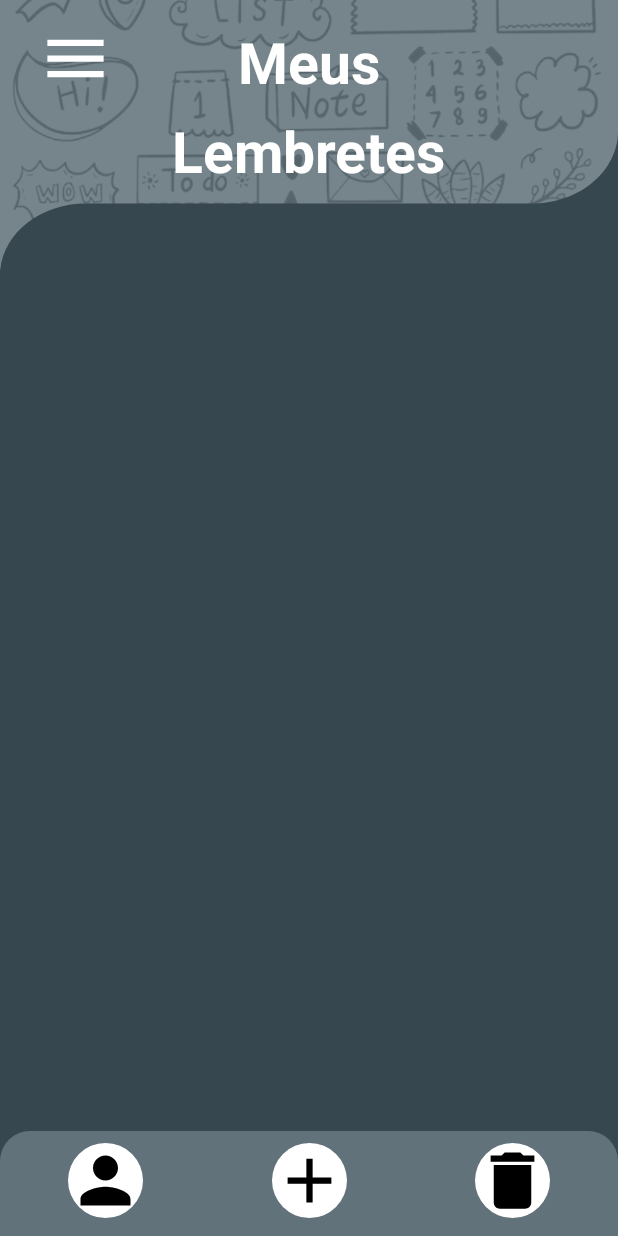
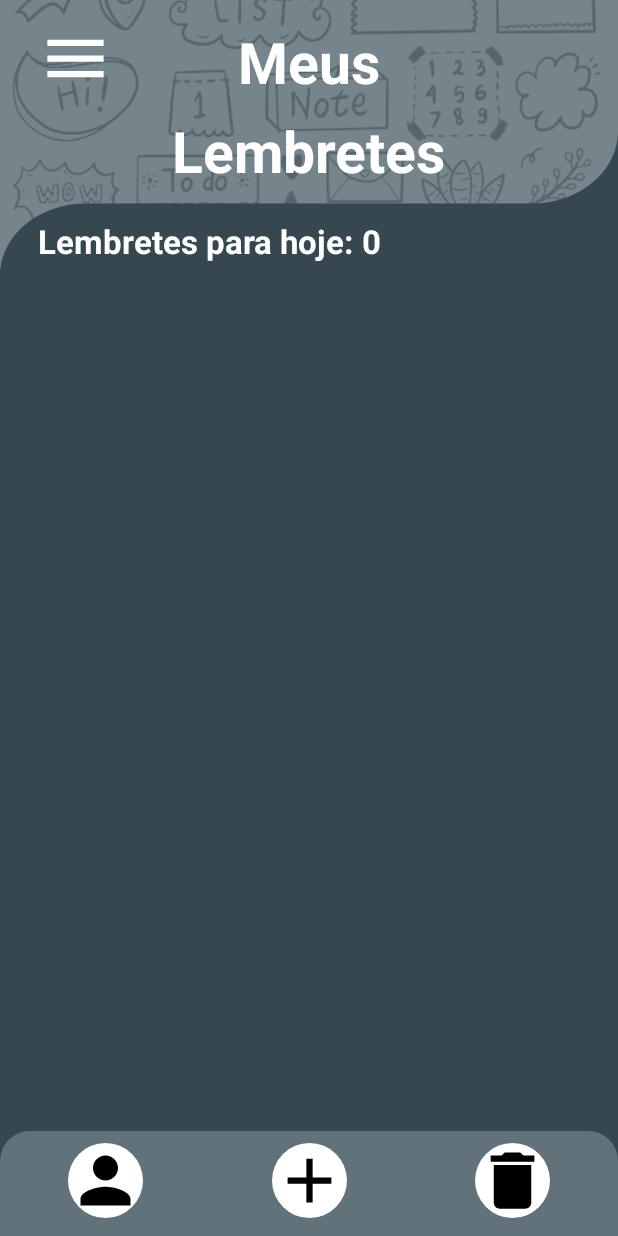
Before and after one commit to walter-retzer/bancoDadosRoom, an Android app: the screen it shows after launch (ListaBD), on a phone screen of 412 x 824 dp. Run offline under Robolectric (Android 15) with nearby library versions, the phone set to English and light mode, and no system bars; our stand-ins replace Room's generated code.

Commit message:
Inclusão da função filtro countItem(data) para verificar quantos lembretes existem com a mesma data

```diff
--- a/app/src/main/java/com/wdretzer/bancodadosroom/bd/AppRoomDao.kt
+++ b/app/src/main/java/com/wdretzer/bancodadosroom/bd/AppRoomDao.kt
@@ -18,7 +18,7 @@ interface AppRoomDao {
     @Query("SELECT * FROM infoDB")
     fun listAll(): List<Dados>
 
-    @Query("SELECT COUNT(titulo) FROM infoDB WHERE titulo = :apiData")
+    @Query("SELECT COUNT(titulo) FROM infoDB WHERE data = :apiData")
     fun countApiId(vararg apiData: String): Int
 
     @Query("UPDATE infoDB SET titulo = :itemNew, descricao = :desc, data = :dia, horario = :hora WHERE id = :id")
--- a/app/src/main/java/com/wdretzer/bancodadosroom/bd/ListaBD.kt
+++ b/app/src/main/java/com/wdretzer/bancodadosroom/bd/ListaBD.kt
@@ -1,5 +1,6 @@
 package com.wdretzer.bancodadosroom.bd
 
+import android.annotation.SuppressLint
 import android.app.Dialog
 import android.content.Intent
 import androidx.appcompat.app.AppCompatActivity
@@ -18,18 +19,28 @@ import com.wdretzer.bancodadosroom.extension.DataResult
 import com.wdretzer.bancodadosroom.recycler.ItensAdapter
 import com.wdretzer.bancodadosroom.telas.TelaUpdateDados
 import com.wdretzer.bancodadosroom.viewmodel.AppViewModel
+import java.util.*
 
 
 class ListaBD : AppCompatActivity() {
 
     private val viewModelApp: AppViewModel by viewModels()
 
-    private val btn: ShapeableImageView
+    private val btnAddItem: ShapeableImageView
         get() = findViewById(R.id.btn_add_list)
 
     private val btnDeleteAll: ShapeableImageView
         get() = findViewById(R.id.btn_delete_all)
 
+    private val textTotalItens: TextView
+        get() = findViewById(R.id.total_itens)
+
+    var totalItens: Int = 0
+    var day = 0
+    var month = 0
+    var year = 0
+
+    @SuppressLint("SetTextI18n")
     override fun onCreate(savedInstanceState: Bundle?) {
         super.onCreate(savedInstanceState)
         setContentView(R.layout.activity_lista_bd)
@@ -37,8 +48,10 @@ class ListaBD : AppCompatActivity() {
         getSupportActionBar()?.hide()
 
         showListBD()
+        getDateCalendar()
+        countItem("$day/$month/$year")
 
-        btn.setOnClickListener {
+        btnAddItem.setOnClickListener {
             sendToMainActivity()
         }
 
@@ -57,16 +70,18 @@ class ListaBD : AppCompatActivity() {
 
             adapter.updateList(it)
 
-            Toast.makeText(this, "Lista Atualizada", Toast.LENGTH_SHORT).show()
+            Toast.makeText(this, "Lista Atualizada!", Toast.LENGTH_SHORT).show()
 
             recyclerView.adapter = adapter
             recyclerView.layoutManager = LinearLayoutManager(this)
         }
     }
 
+
     private fun updateItem(item: InfoDados) {
         sendToTelaUpdate(item)
     }
+
 
     private fun sendToTelaUpdate(info: InfoDados) {
         val titulo = info.tituloInfo
@@ -86,23 +101,33 @@ class ListaBD : AppCompatActivity() {
     }
 
 
+    private fun countItem(item: String) {
+        viewModelApp.countItens(item).observe(this) {
+            textTotalItens.text = it.toString()
+            showListBD()
+        }
+    }
+
+
     private fun deleteItem(item: InfoDados) {
         viewModelApp.deleteItem(item).observe(this) {
 
             if (it is DataResult.Success) {
                 Toast.makeText(this, "Delete Sucess!", Toast.LENGTH_SHORT).show()
                 showListBD()
+                countItem("$day/$month/$year")
             }
         }
     }
 
 
-    fun deleteAll() {
+    private fun deleteAll() {
         viewModelApp.deleteAll().observe(this) {
 
             if (it is DataResult.Success) {
                 Toast.makeText(this, "Delete All Sucess!", Toast.LENGTH_SHORT).show()
                 showListBD()
+                countItem("$day/$month/$year")
             }
         }
     }
@@ -131,4 +156,11 @@ class ListaBD : AppCompatActivity() {
         btnCancelar.setOnClickListener { dialog.dismiss() }
         dialog.show()
     }
+
+    private fun getDateCalendar() {
+        val myCalendar = Calendar.getInstance()
+        day = myCalendar.get(Calendar.DAY_OF_MONTH)
+        month = myCalendar.get(Calendar.MONTH) + 1
+        year = myCalendar.get(Calendar.YEAR)
+    }
 }
--- a/app/src/main/java/com/wdretzer/bancodadosroom/repository/AppRepository.kt
+++ b/app/src/main/java/com/wdretzer/bancodadosroom/repository/AppRepository.kt
@@ -42,6 +42,20 @@ class AppRepository(private val dispatcher: CoroutineDispatcher = Dispatchers.IO
     }.flowOn(dispatcher)
 
 
+    fun countItens(item: String) = flow {
+        try {
+            // Executa a contagem de item no banco de dados igual ao valor da variável item:
+            val numeroRegistro = dao.countApiId(item)
+            val itemExist = numeroRegistro >= 1
+
+            emit(numeroRegistro)
+
+        } catch (e: Exception) {
+            emit(DataResult.Error(IllegalStateException()))
+        }
+    }.flowOn(dispatcher)
+
+
     fun updateItem(item: InfoDados) = flow {
         val delete = dao.updateAll(
             item.idUser,
@@ -59,7 +73,7 @@ class AppRepository(private val dispatcher: CoroutineDispatcher = Dispatchers.IO
             item.idUser
         )
         emit(DataResult.Success(delete))
-    }.flowOn(dispatcher)
+    }.updateStatus().flowOn(dispatcher)
 
 
     fun deleteAll() = flow {
--- a/app/src/main/java/com/wdretzer/bancodadosroom/viewmodel/AppViewModel.kt
+++ b/app/src/main/java/com/wdretzer/bancodadosroom/viewmodel/AppViewModel.kt
@@ -25,4 +25,6 @@ class AppViewModel(
 
     fun deleteAll() = repository.deleteAll().flowOn(dispatcher).asLiveData()
 
+    fun countItens(item: String) = repository.countItens(item).flowOn(dispatcher).asLiveData()
+
 }
--- a/app/src/main/res/layout/activity_lista_bd.xml
+++ b/app/src/main/res/layout/activity_lista_bd.xml
@@ -48,17 +48,44 @@
         app:layout_constraintTop_toBottomOf="@+id/tarefas" />
 
 
+    <TextView
+        android:id="@+id/tarefas3"
+        style="@style/TextAppearance.AppCompat.Headline"
+        android:layout_width="wrap_content"
+        android:layout_height="wrap_content"
+        android:layout_marginTop="20dp"
+        android:layout_marginStart="25dp"
+        android:text="Lembretes para hoje: "
+        android:textColor="@color/white"
+        android:textSize="22sp"
+        android:textStyle="bold"
+        app:layout_constraintStart_toStartOf="parent"
+        app:layout_constraintTop_toBottomOf="@+id/tarefas2" />
+
+    <TextView
+        android:id="@+id/total_itens"
+        style="@style/TextAppearance.AppCompat.Headline"
+        android:layout_width="wrap_content"
+        android:layout_height="wrap_content"
+        android:layout_marginTop="20dp"
+        android:text="10"
+        android:textColor="@color/white"
+        android:textSize="22sp"
+        android:textStyle="bold"
+        app:layout_constraintStart_toEndOf="@+id/tarefas3"
+        app:layout_constraintTop_toBottomOf="@+id/tarefas2" />
+
     <androidx.recyclerview.widget.RecyclerView
         android:id="@+id/recyclerview"
         android:layout_width="0dp"
         android:layout_height="0dp"
-        android:layout_marginTop="30dp"
+        android:layout_marginTop="10dp"
         android:paddingStart="16dp"
         android:paddingEnd="16dp"
         app:layout_constraintBottom_toTopOf="@id/menu_bottom"
         app:layout_constraintLeft_toLeftOf="parent"
         app:layout_constraintRight_toRightOf="parent"
-        app:layout_constraintTop_toBottomOf="@+id/tarefas2"
+        app:layout_constraintTop_toBottomOf="@+id/tarefas3"
         tools:listitem="@layout/card_item" />
 
     <ImageView
--- a/app/src/main/res/layout/activity_main.xml
+++ b/app/src/main/res/layout/activity_main.xml
@@ -114,7 +114,7 @@
         android:layout_marginTop="20dp"
         android:background="@color/white"
         android:padding="10dp"
-        android:text="Escolha a Data"
+        android:text="dd/mm/aaaa"
         android:textAlignment="textStart"
         android:textColor="@color/black"
         android:textColorHint="@color/black"
@@ -141,7 +141,7 @@
         android:layout_marginTop="20dp"
         android:background="@color/white"
         android:padding="10dp"
-        android:text="Escolha o Horário: "
+        android:text="--:-- hr"
         android:textAlignment="textStart"
         android:textColor="@color/black"
         android:textColorHint="@color/black"
```
